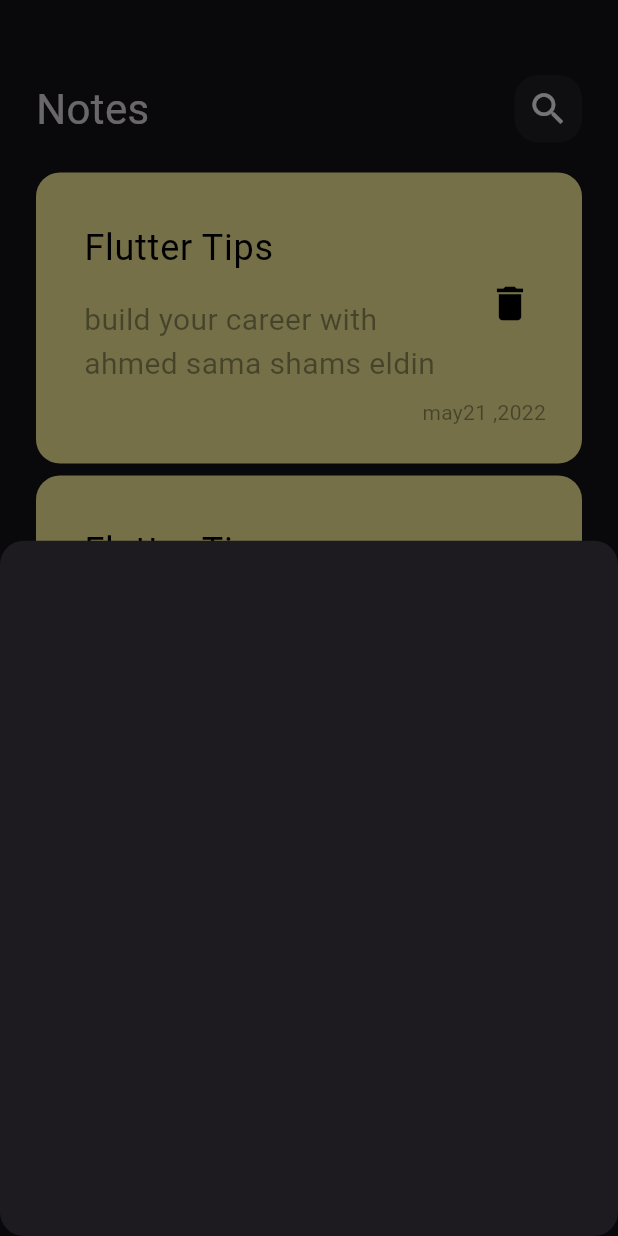
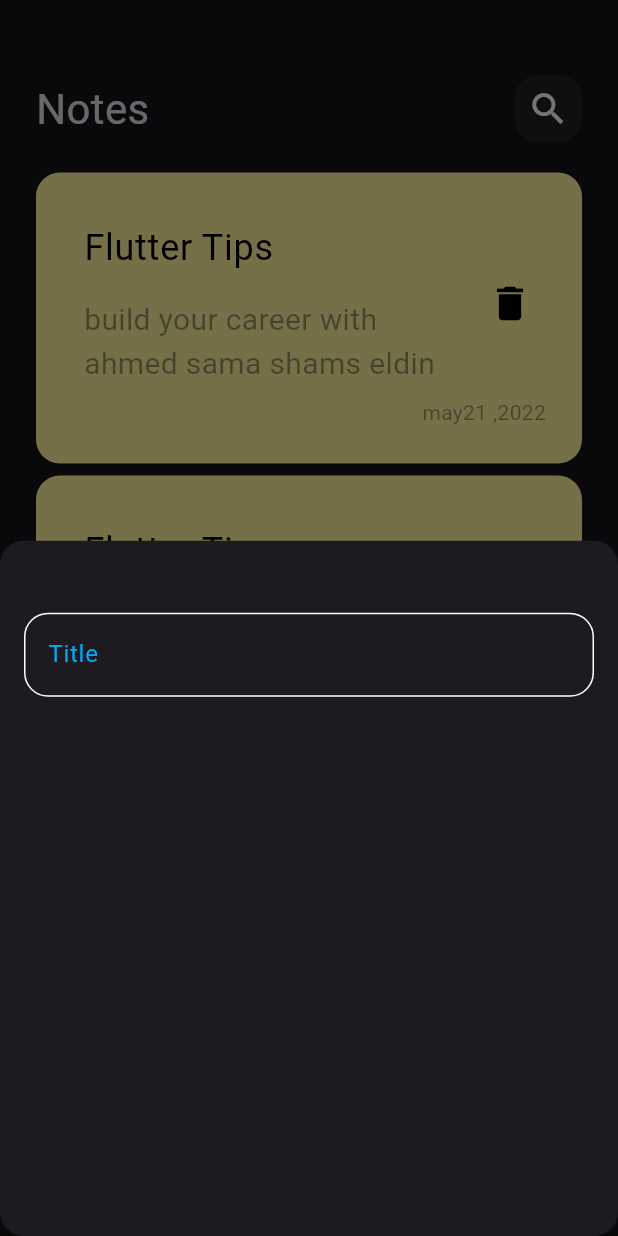
Before and after one commit to Ahmedshams1/notes_app, a Flutter app: the screen it shows after launch, after a tap on the "add" icon, on a phone screen of 412 x 824 dp. Run offline on Flutter 3.47's test engine with Material 3 defaults, Android fonts, the phone set to English and light mode, and no system bars.

Commit message:
create custem text field

```diff
--- /dev/null
+++ b/lib/constant.dart
@@ -0,0 +1,3 @@
+import 'package:flutter/material.dart';
+
+const KprimaryColor = Colors.lightBlue;
--- a/lib/widget/addBottomSheet.dart
+++ b/lib/widget/addBottomSheet.dart
@@ -1,10 +1,21 @@
 import 'package:flutter/material.dart';
+import 'package:noteapp/widget/custemTextField.dart';
 
 class AddNoteBottomSheet extends StatelessWidget {
   const AddNoteBottomSheet({super.key});
 
   @override
   Widget build(BuildContext context) {
-    return Container();
+    return Padding(
+      padding: const EdgeInsets.all(16),
+      child: Column(
+        children: [
+          SizedBox(
+            height: 32,
+          ),
+          CustemTextField(),
+        ],
+      ),
+    );
   }
 }
--- /dev/null
+++ b/lib/widget/custemTextField.dart
@@ -0,0 +1,26 @@
+import 'package:flutter/material.dart';
+import 'package:noteapp/constant.dart';
+
+class CustemTextField extends StatelessWidget {
+  const CustemTextField({super.key});
+
+  @override
+  Widget build(BuildContext context) {
+    return TextField(
+      cursorColor: KprimaryColor,
+      decoration: InputDecoration(
+          hintText: 'Title',
+          hintStyle: TextStyle(color: KprimaryColor),
+          border: BuildBorder(),
+          enabledBorder: BuildBorder(),
+          focusedBorder: BuildBorder(KprimaryColor)),
+    );
+  }
+
+  OutlineInputBorder BuildBorder([Color]) {
+    return OutlineInputBorder(
+      borderRadius: BorderRadius.circular(16),
+      borderSide: BorderSide(color: Color ?? Colors.white),
+    );
+  }
+}
```
